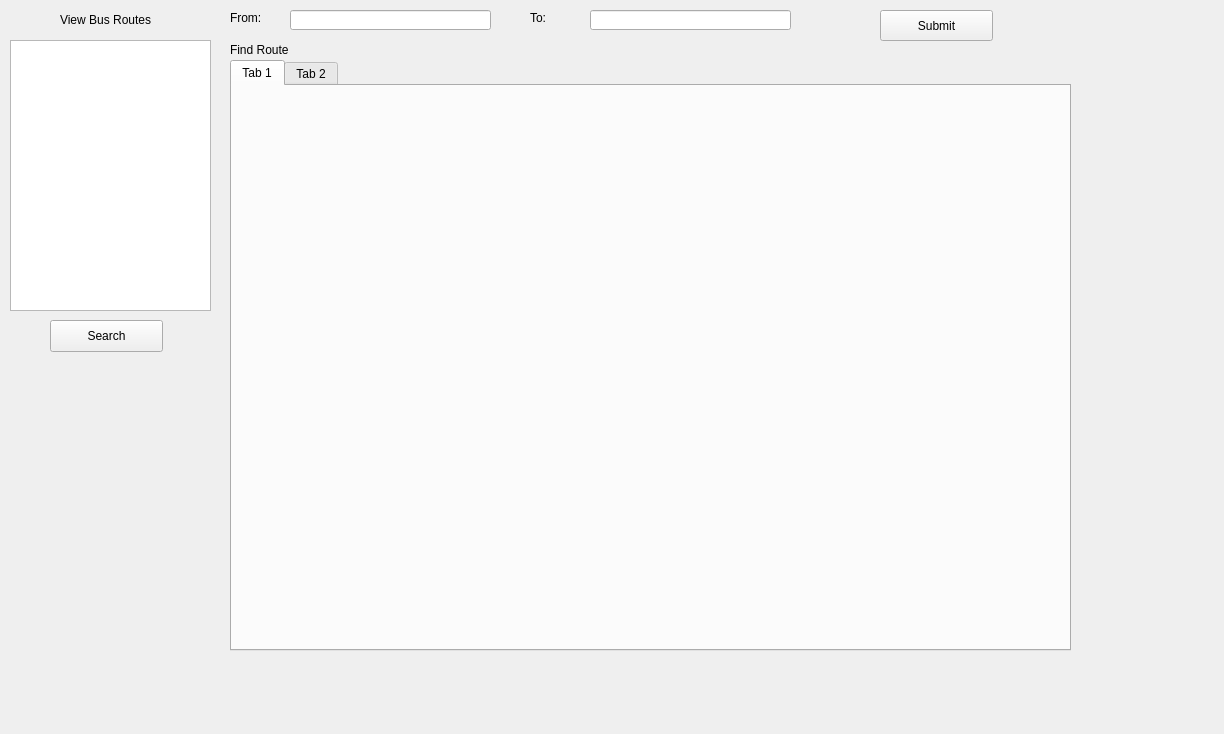
Above: MainGUI.ui from woshityj/CSC1108_Route_Finder_Project before the change. Below: the same form after it.
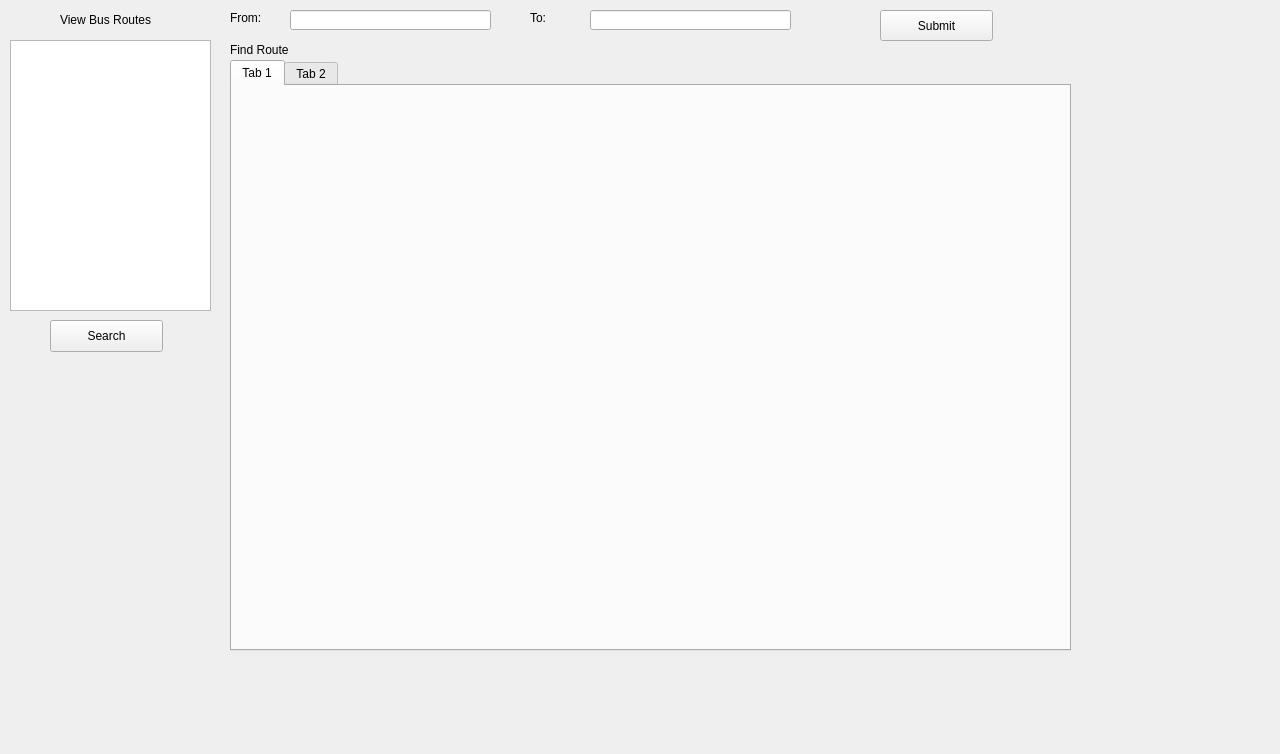
That is the form after the change.

Commit message: Added simple floating window displaying directions

```diff
--- a/MainGUI.ui
+++ b/MainGUI.ui
@@ -6,10 +6,16 @@
    <rect>
     <x>0</x>
     <y>0</y>
-    <width>1224</width>
-    <height>734</height>
+    <width>1280</width>
+    <height>754</height>
    </rect>
   </property>
+  <property name="minimumSize">
+   <size>
+    <width>1280</width>
+    <height>720</height>
+   </size>
+  </property>
   <property name="windowTitle">
    <string>Form</string>
   </property>
```
The commit also changes 1 other file.
